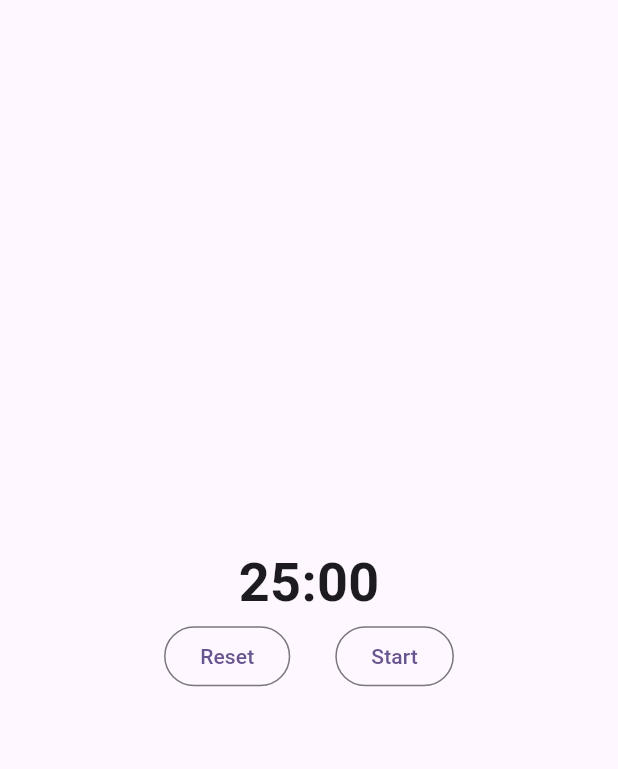
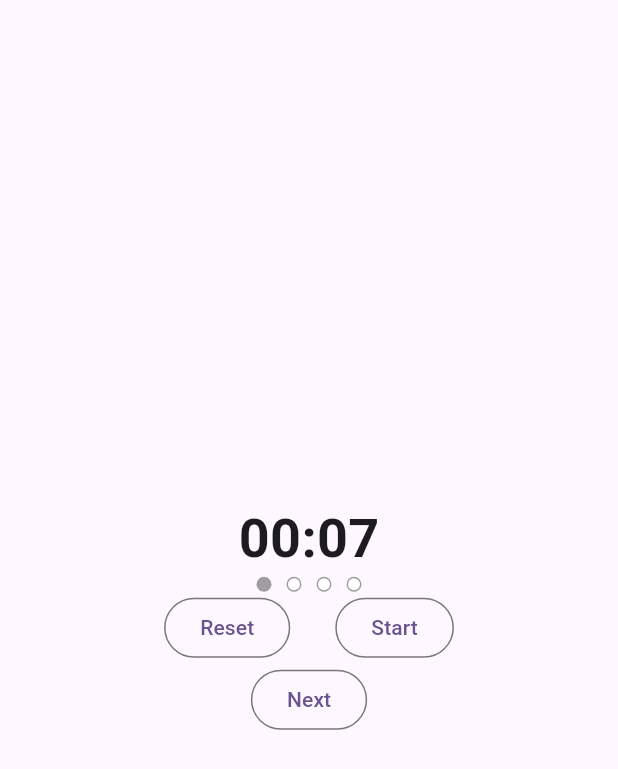
Before and after one commit to trid-io/pomodoro, a Flutter app: the screen it shows after launch, on a phone screen of 412 x 824 dp. Shown: the top 769 px of the screen. Run offline on Flutter 3.47's test engine with Material 3 defaults, Android fonts, the phone set to English and light mode, and no system bars; our stand-ins replace bloc, equatable, flutter_bloc.

Commit message:
Add sessions logic and UI

```diff
--- a/lib/domain/entity/setting_entity.dart
+++ b/lib/domain/entity/setting_entity.dart
@@ -2,9 +2,12 @@ import 'package:equatable/equatable.dart';
 
 class SettingEntity extends Equatable {
   const SettingEntity({
-    this.focusDuration = const Duration(minutes: 25),
-    this.shortBreakDuration = const Duration(minutes: 5),
-    this.longBreakDuration = const Duration(minutes: 25),
+    // this.focusDuration = const Duration(minutes: 25),
+    // this.shortBreakDuration = const Duration(minutes: 5),
+    // this.longBreakDuration = const Duration(minutes: 20),
+    this.focusDuration = const Duration(seconds: 7),
+    this.shortBreakDuration = const Duration(seconds: 3),
+    this.longBreakDuration = const Duration(seconds: 5),
     this.totalSessions = 4,
     this.autoStart = false,
     this.sendNotification = true,
--- a/lib/presentation/bloc/pomo_bloc.dart
+++ b/lib/presentation/bloc/pomo_bloc.dart
@@ -97,7 +97,7 @@ class PomoBloc extends Bloc<PomoEvent, PomoState> {
 
   int _getDefaultSeconds() {
     final int seconds;
-    switch (state.mode) {
+    switch (_getNewMode()) {
       case PomoMode.focus:
         seconds = state.setting.focusDuration.inSeconds;
       case PomoMode.shortBreak:
@@ -123,7 +123,13 @@ class PomoBloc extends Bloc<PomoEvent, PomoState> {
   }
 
   int _getNewSession() {
-    return (state.currentSession % state.totalSessions) + 1;
+    switch (_getNewMode()) {
+      case PomoMode.focus:
+        return (state.currentSession % state.totalSessions) + 1;
+      case PomoMode.shortBreak:
+      case PomoMode.longBreak:
+        return state.currentSession;
+    }
   }
 
   @override
--- a/lib/presentation/view/pomodoro_page.dart
+++ b/lib/presentation/view/pomodoro_page.dart
@@ -1,6 +1,7 @@
 // ignore_for_file: non_constant_identifier_names
 
 import 'package:flutter/material.dart';
+import 'package:flutter/rendering.dart';
 import 'package:flutter_bloc/flutter_bloc.dart';
 import 'package:pomodoro/presentation/bloc/pomo_bloc.dart';
 import 'package:pomodoro/presentation/bloc/pomo_event.dart';
@@ -28,7 +29,13 @@ class PomodoroPage extends StatelessWidget {
                       fontWeight: FontWeight.bold,
                     ),
                   ),
+                  _buildSessions(context, state),
                   _buildButtons(context, state.status),
+                  OutlinedButton(
+                    onPressed: () =>
+                        context.read<PomoBloc>().add(const PomoNextPressed()),
+                    child: const Text('Next'),
+                  )
                 ],
               );
             },
@@ -36,6 +43,36 @@ class PomodoroPage extends StatelessWidget {
         ),
       ),
     );
+  }
+
+  Widget _buildSessions(BuildContext context, PomoState state) {
+    print(
+        'build Sessions: totalSession ${state.totalSessions}, currentSession: ${state.currentSession}');
+
+    final children = <Widget>[];
+    List.generate(state.totalSessions, (index) {
+      bool isActiveSession = index <= (state.currentSession - 1);
+      children.add(Container(
+        width: 10,
+        height: 10,
+        decoration: isActiveSession
+            ? const BoxDecoration(
+                color: Colors.grey,
+                shape: BoxShape.circle,
+              )
+            : BoxDecoration(
+                color: Colors.white,
+                border: Border.all(color: Colors.grey, width: 1),
+                shape: BoxShape.circle,
+              ),
+      ));
+      if (index < state.totalSessions - 1) {
+        children.add(const SizedBox(
+          width: 10,
+        ));
+      }
+    });
+    return Row(mainAxisAlignment: MainAxisAlignment.center, children: children);
   }
 
   Widget _buildButtons(BuildContext context, PomoStatus status) {
```
